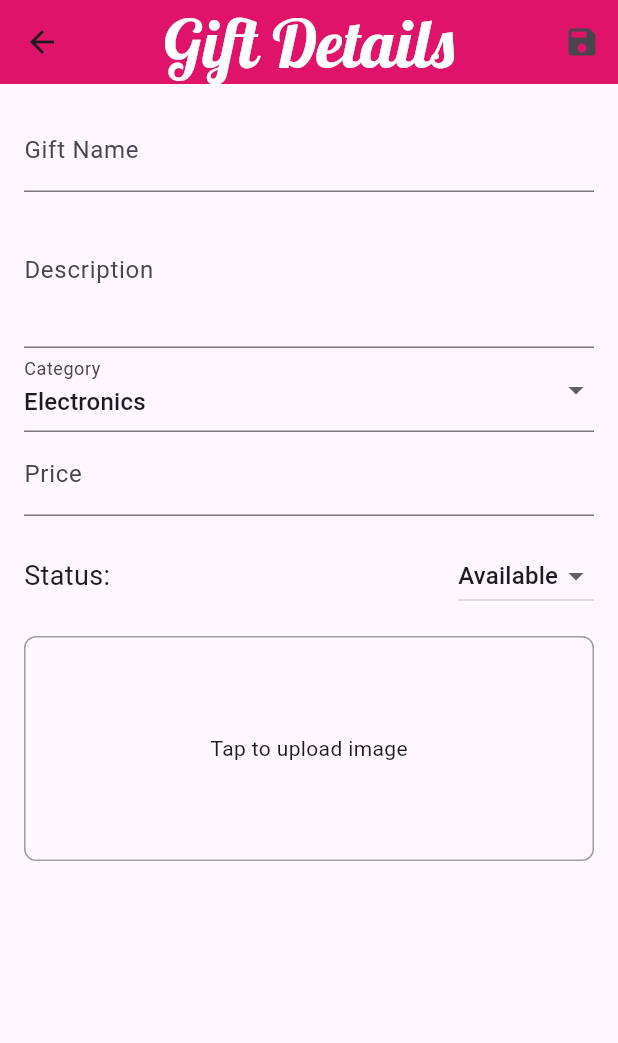
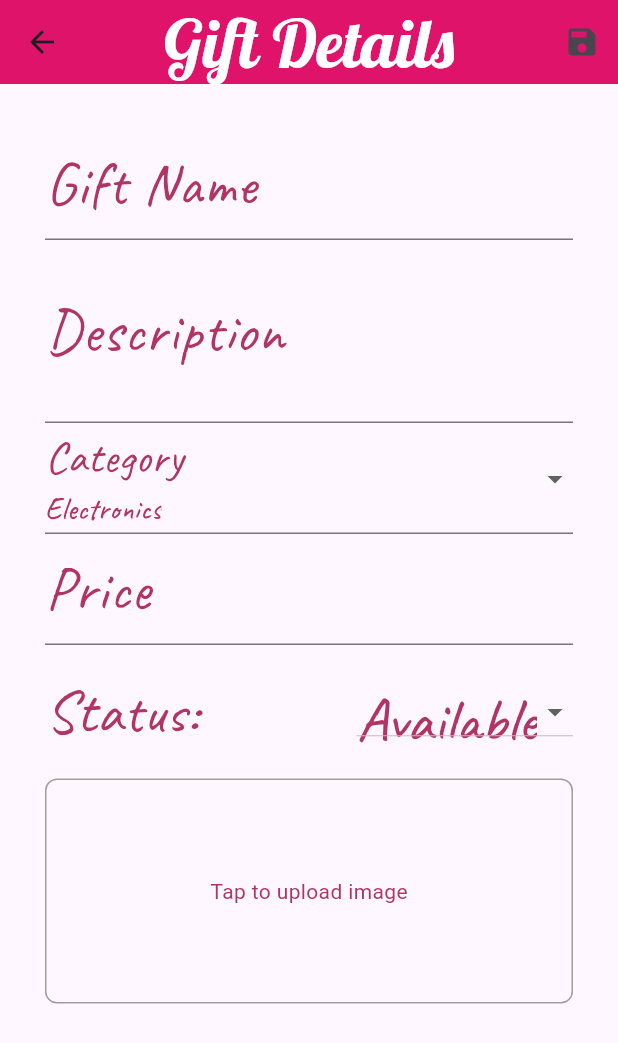
Before and after one commit to Brwana/Hedieaty, a Flutter app: the GiftDetailsPage screen opened by its route, on a phone screen of 412 x 824 dp. Shown: the top 1043 px of the screen. Run offline on Flutter 3.47's test engine with Material 3 defaults, Android fonts, the light colour scheme and no system bars; missing offline and left inert: dart:ffi.

Commit message:
GiftDetailes_page

```diff
--- a/lib/eventList_page.dart
+++ b/lib/eventList_page.dart
@@ -1,5 +1,5 @@
 import 'package:flutter/material.dart';
-
+import 'package:hedieaty/theme_data.dart';
 class EventListPage extends StatefulWidget {
   const EventListPage({super.key});
 
--- a/lib/giftDetails_page.dart
+++ b/lib/giftDetails_page.dart
@@ -1,6 +1,6 @@
 import 'package:flutter/material.dart';
-import 'package:image_picker/image_picker.dart';
-import 'dart:io'; // Required for the File class
+import 'package:hedieaty/theme_data.dart';
+import 'dart:io';
 
 class GiftDetailsPage extends StatefulWidget {
   const GiftDetailsPage({super.key});
@@ -16,14 +16,13 @@ class _GiftDetailsPageState extends State<GiftDetailsPage> {
   String giftCategory = 'Electronics';
   double giftPrice = 0.0;
   String giftStatus = 'Available';
-  XFile? giftImage;
+  File? giftImage;
+  bool isPledged = false;
 
-  final ImagePicker _picker = ImagePicker();
-
-  Future<void> _pickImage() async {
-    final pickedFile = await _picker.pickImage(source: ImageSource.gallery);
+  void _selectLocalImage() {
+    const imagePath = 'path/to/local/image.png';
     setState(() {
-      giftImage = pickedFile;
+      giftImage = File(imagePath);
     });
   }
 
@@ -44,7 +43,7 @@ class _GiftDetailsPageState extends State<GiftDetailsPage> {
   Widget build(BuildContext context) {
     return Scaffold(
       appBar: AppBar(
-        title: const Text("Gift Details"),
+        title: Text("Gift Details"),
         actions: [
           IconButton(
             icon: const Icon(Icons.save),
@@ -53,7 +52,7 @@ class _GiftDetailsPageState extends State<GiftDetailsPage> {
         ],
       ),
       body: Padding(
-        padding: const EdgeInsets.all(16.0),
+        padding: const EdgeInsets.all(30.0),
         child: Form(
           key: _formKey,
           child: Column(
@@ -62,6 +61,7 @@ class _GiftDetailsPageState extends State<GiftDetailsPage> {
               TextFormField(
                 decoration: const InputDecoration(
                   labelText: 'Gift Name',
+                  labelStyle: TextStyle(fontFamily: "Caveat", color: Color(0xFFB03565),fontSize: 40)
                 ),
                 validator: (value) {
                   if (value == null || value.isEmpty) {
@@ -70,10 +70,13 @@ class _GiftDetailsPageState extends State<GiftDetailsPage> {
                   return null;
                 },
                 onSaved: (value) => giftName = value!,
+                enabled: !isPledged,
               ),
               TextFormField(
                 decoration: const InputDecoration(
                   labelText: 'Description',
+                    labelStyle:
+                    TextStyle(fontFamily: "Caveat", color: Color(0xFFB03565),fontSize: 40)
                 ),
                 maxLines: 3,
                 validator: (value) {
@@ -83,19 +86,29 @@ class _GiftDetailsPageState extends State<GiftDetailsPage> {
                   return null;
                 },
                 onSaved: (value) => giftDescription = value!,
+                enabled: !isPledged,
               ),
               DropdownButtonFormField<String>(
                 value: giftCategory,
                 decoration: const InputDecoration(
+
                   labelText: 'Category',
+                    labelStyle:
+                    TextStyle(fontFamily: "Caveat", color: Color(0xFFB03565),fontSize: 40),
                 ),
                 items: const [
-                  DropdownMenuItem(value: 'Electronics', child: Text('Electronics')),
-                  DropdownMenuItem(value: 'Books', child: Text('Books')),
-                  DropdownMenuItem(value: 'Clothing', child: Text('Clothing')),
-                  DropdownMenuItem(value: 'Accessories', child: Text('Accessories')),
+                  DropdownMenuItem(value: 'Electronics', child: Text('Electronics',
+                    style:TextStyle(fontFamily: "Caveat", color: Color(0xFFB03565),fontSize: 20),)),
+                  DropdownMenuItem(value: 'Books', child: Text('Books',
+                    style:TextStyle(fontFamily: "Caveat", color: Color(0xFFB03565),fontSize: 20),)),
+                  DropdownMenuItem(value: 'Clothing', child: Text('Clothing',
+                    style:TextStyle(fontFamily: "Caveat", color: Color(0xFFB03565),fontSize: 20),)),
+                  DropdownMenuItem(value: 'Accessories', child: Text('Accessories',
+                    style:TextStyle(fontFamily: "Caveat", color: Color(0xFFB03565),fontSize: 20),)),
                 ],
-                onChanged: (value) {
+                onChanged: isPledged
+                    ? null
+                    : (value) {
                   if (value != null) {
                     setState(() {
                       giftCategory = value;
@@ -106,6 +119,8 @@ class _GiftDetailsPageState extends State<GiftDetailsPage> {
               TextFormField(
                 decoration: const InputDecoration(
                   labelText: 'Price',
+                  labelStyle:
+                  TextStyle(fontFamily: "Caveat", color: Color(0xFFB03565),fontSize: 40),
                   prefixText: '\$',
                 ),
                 keyboardType: TextInputType.numberWithOptions(decimal: true),
@@ -120,22 +135,27 @@ class _GiftDetailsPageState extends State<GiftDetailsPage> {
                   return null;
                 },
                 onSaved: (value) => giftPrice = double.parse(value!),
+                enabled: !isPledged,
               ),
-              SizedBox(height: 16.0),
+              const SizedBox(height: 16.0),
               Row(
                 mainAxisAlignment: MainAxisAlignment.spaceBetween,
                 children: [
-                  const Text("Status:", style: TextStyle(fontSize: 18)),
+                  const Text("Status:", style: TextStyle(fontSize: 40,fontFamily: "Caveat", color: Color(0xFFB03565)),)
+      ,
                   DropdownButton<String>(
                     value: giftStatus,
                     items: const [
-                      DropdownMenuItem(value: 'Available', child: Text('Available')),
-                      DropdownMenuItem(value: 'Pledged', child: Text('Pledged')),
+                      DropdownMenuItem(value: 'Available', child: Text('Available',
+                        style:TextStyle(fontFamily: "Caveat", color: Color(0xFFB03565),fontSize: 40),)),
+                      DropdownMenuItem(value: 'Pledged', child: Text('Pledged',
+                        style:TextStyle(fontFamily: "Caveat", color: Color(0xFFB03565),fontSize: 40),)),
                     ],
                     onChanged: (value) {
                       if (value != null) {
                         setState(() {
                           giftStatus = value;
+                          isPledged = value == 'Pledged';
                         });
                       }
                     },
@@ -144,7 +164,7 @@ class _GiftDetailsPageState extends State<GiftDetailsPage> {
               ),
               const SizedBox(height: 16.0),
               GestureDetector(
-                onTap: _pickImage,
+                onTap: _selectLocalImage,
                 child: Container(
                   height: 150,
                   decoration: BoxDecoration(
@@ -152,9 +172,12 @@ class _GiftDetailsPageState extends State<GiftDetailsPage> {
                     borderRadius: BorderRadius.circular(8),
                   ),
                   child: giftImage == null
-                      ? const Center(child: Text("Tap to upload image"))
+                      ? const Center(child: Text("Tap to upload image",style: TextStyle(color: Color(0xFFB03565),
+                  )
+                    ,)
+                    ,)
                       : Image.file(
-                    File(giftImage!.path),
+                    giftImage!,
                     fit: BoxFit.cover,
                   ),
                 ),
--- a/lib/giftList_page.dart
+++ b/lib/giftList_page.dart
@@ -53,7 +53,7 @@ class _GiftListPageState extends State<GiftListPage> {
   Widget build(BuildContext context) {
     return Scaffold(
       appBar: AppBar(
-        title: const Text("Gift List"),
+        title: const Text("Gift List",style: TextStyle(color: Colors.white,fontFamily: "Lobster"),),
         actions: [
           IconButton(
             icon: const Icon(Icons.add),
--- a/pubspec.yaml
+++ b/pubspec.yaml
@@ -31,7 +31,7 @@ dependencies:
   flutter:
     sdk: flutter
 
-  image_picker: ^0.8.5+3
+#  image_picker: ^0.8.5+3
   # The following adds the Cupertino Icons font to your application.
   # Use with the CupertinoIcons class for iOS style icons.
   cupertino_icons: ^1.0.8
```
Also changed, not shown: pubspec.lock.
